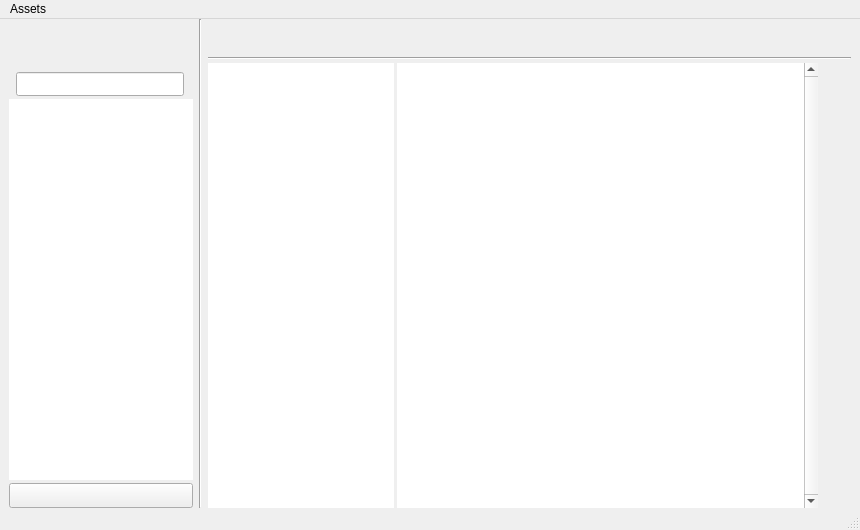
Above: 1.1.1/source/poseLibrary/UI/poseLibrary.ui from auqeyjf/poseLibrary before the change. Below: the same form after it.
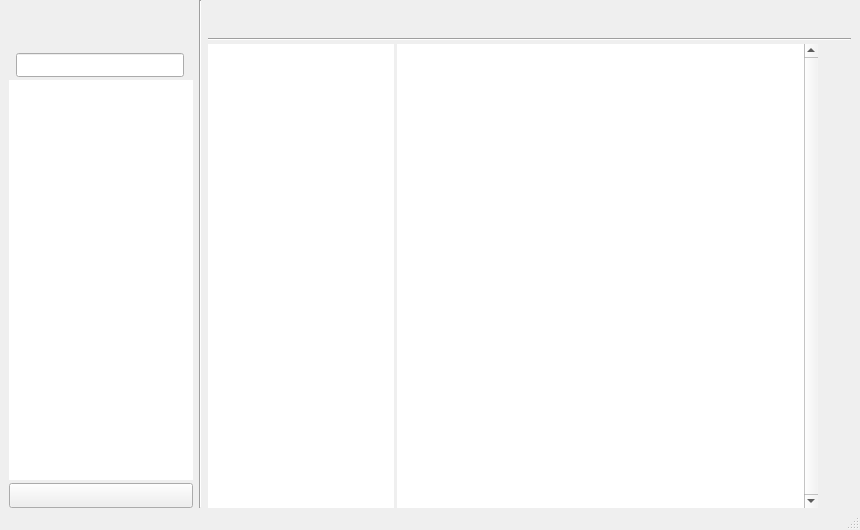
That is the form after the change. Icons and pictures are not drawn.

Commit message: update ui, add image delegates..

```diff
--- a/1.1.1/source/poseLibrary/UI/poseLibrary.ui
+++ b/1.1.1/source/poseLibrary/UI/poseLibrary.ui
@@ -429,25 +429,6 @@
     </item>
    </layout>
   </widget>
-  <widget class="QMenuBar" name="menubar">
-   <property name="geometry">
-    <rect>
-     <x>0</x>
-     <y>0</y>
-     <width>860</width>
-     <height>21</height>
-    </rect>
-   </property>
-   <widget class="QMenu" name="menuAsset">
-    <property name="title">
-     <string>Assets</string>
-    </property>
-    <addaction name="actionAdd_Character"/>
-    <addaction name="separator"/>
-    <addaction name="actionAdd"/>
-   </widget>
-   <addaction name="menuAsset"/>
-  </widget>
   <widget class="QStatusBar" name="statusbar"/>
   <action name="actionAdd_Character">
    <property name="text">
```
Left out of the diff: 50 changed lines with no effect on the pictures. The commit also changes 6 other files.
